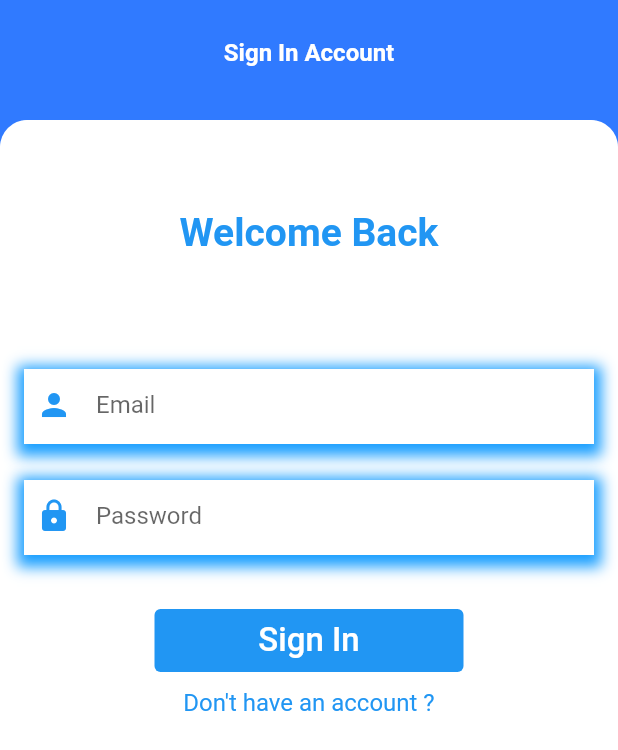
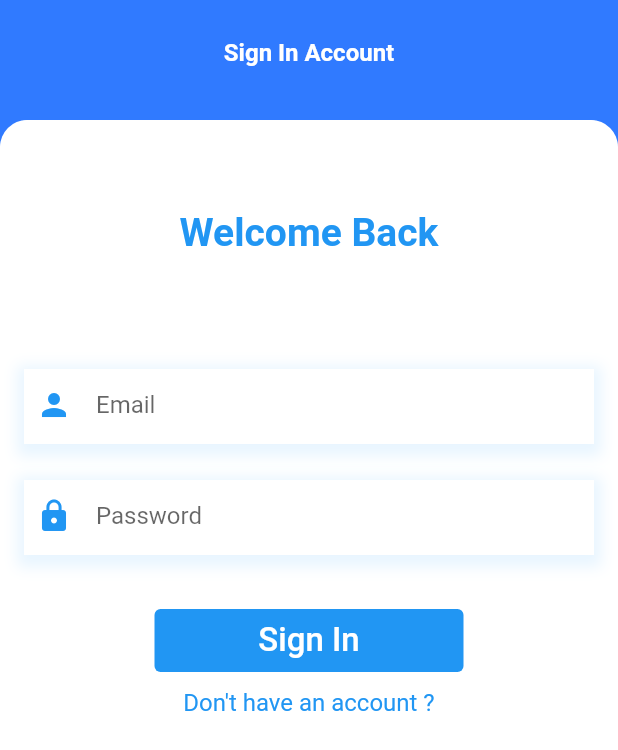
Before and after one commit to dev-amann/My-Location, a Flutter app: the SignupScreen screen opened directly, scrolled down 80 dp, after a tap on "SignUp", after a tap on "Already have an account?", on a phone screen of 412 x 824 dp. Shown: the top 750 px of the screen. Run offline on Flutter 3.47's test engine with Material 2 defaults, Android fonts, the phone set to English and light mode, and no system bars; our stand-ins replace flutter_easyloading, google_maps_flutter, image_picker, location, shared_preferences; accounts and stored records are empty; network calls fail; Roboto replaces fonts that are missing (ProductSans).

Commit message:
task done

```diff
--- a/lib/Screens/login_screen.dart
+++ b/lib/Screens/login_screen.dart
@@ -1,5 +1,6 @@
 import 'package:flutter/cupertino.dart';
 import 'package:flutter/material.dart';
+import 'package:flutter_easyloading/flutter_easyloading.dart';
 import 'package:my_location/Screens/signup_screen.dart';
 import 'package:my_location/Utils/constants.dart';
 import 'package:my_location/utils/colors.dart';
@@ -105,7 +106,7 @@ class _LoginScreenState extends State<LoginScreen> {
                           height: 50.0,
                           decoration: BoxDecoration(boxShadow: [
                             BoxShadow(
-                              color: CustomColor.primaryColor,
+                              color: CustomColor.secondaryColor,
                               spreadRadius: 5,
                               blurRadius: 7,
                               offset:
@@ -144,7 +145,7 @@ class _LoginScreenState extends State<LoginScreen> {
                           height: 50.0,
                           decoration: BoxDecoration(boxShadow: [
                             BoxShadow(
-                              color: CustomColor.primaryColor,
+                              color: CustomColor.secondaryColor,
                               spreadRadius: 5,
                               blurRadius: 7,
                               offset:
@@ -191,6 +192,8 @@ class _LoginScreenState extends State<LoginScreen> {
                                     MaterialPageRoute(
                                         builder: (BuildContext context) =>
                                             HomeScreen()));
+                              } else {
+                                EasyLoading.showError('Invalid Email/Password');
                               }
                             }
                           },
--- a/lib/Screens/signup_screen.dart
+++ b/lib/Screens/signup_screen.dart
@@ -3,6 +3,7 @@ import 'dart:io';
 import 'package:flutter/cupertino.dart';
 import 'package:flutter/gestures.dart';
 import 'package:flutter/material.dart';
+import 'package:flutter_easyloading/flutter_easyloading.dart';
 import 'package:image_picker/image_picker.dart';
 import 'package:my_location/Screens/home_screen.dart';
 import 'package:my_location/user_helper.dart';
@@ -189,7 +190,7 @@ class _SignupScreenState extends State<SignupScreen> {
                             height: 50.0,
                             decoration: BoxDecoration(boxShadow: [
                               BoxShadow(
-                                color: CustomColor.primaryColor,
+                                color: CustomColor.secondaryColor,
                                 spreadRadius: 5,
                                 blurRadius: 7,
                                 offset:
@@ -228,7 +229,7 @@ class _SignupScreenState extends State<SignupScreen> {
                             height: 50.0,
                             decoration: BoxDecoration(boxShadow: [
                               BoxShadow(
-                                color: CustomColor.primaryColor,
+                                color: CustomColor.secondaryColor,
                                 spreadRadius: 5,
                                 blurRadius: 7,
                                 offset:
@@ -267,7 +268,7 @@ class _SignupScreenState extends State<SignupScreen> {
                             height: 50.0,
                             decoration: BoxDecoration(boxShadow: [
                               BoxShadow(
-                                color: CustomColor.primaryColor,
+                                color: CustomColor.secondaryColor,
                                 spreadRadius: 5,
                                 blurRadius: 7,
                                 offset:
@@ -306,7 +307,7 @@ class _SignupScreenState extends State<SignupScreen> {
                             height: 50.0,
                             decoration: BoxDecoration(boxShadow: [
                               BoxShadow(
-                                color: CustomColor.primaryColor,
+                                color: CustomColor.secondaryColor,
                                 spreadRadius: 5,
                                 blurRadius: 7,
                                 offset:
@@ -358,6 +359,9 @@ class _SignupScreenState extends State<SignupScreen> {
                                                 HomeScreen()));
                                   });
                                 });
+                              } else {
+                                EasyLoading.showError(
+                                    'Profile Picture not added/Empty fields');
                               }
                             },
                             child: Text(
--- a/lib/Utils/colors.dart
+++ b/lib/Utils/colors.dart
@@ -2,5 +2,6 @@ import 'dart:ui';
 
 class CustomColor {
   static const Color primaryColor = Color(0xFF1A9FFF);
+  static Color secondaryColor = Color(0xFFE8F5FF);
   static Color blueColor = Color(0xFF307AFF);
 }
--- a/lib/main.dart
+++ b/lib/main.dart
@@ -1,4 +1,5 @@
 import 'package:flutter/material.dart';
+import 'package:flutter_easyloading/flutter_easyloading.dart';
 import 'package:my_location/Screens/home_screen.dart';
 import 'package:my_location/Screens/login_screen.dart';
 import 'package:my_location/user_helper.dart';
@@ -44,6 +45,7 @@ class _MyAppState extends State<MyApp> {
       theme: ThemeData(
         primarySwatch: Colors.blue,
       ),
+      builder: EasyLoading.init(),
       home: isLoggedIn ? HomeScreen() : LoginScreen(),
     );
   }
--- a/pubspec.yaml
+++ b/pubspec.yaml
@@ -14,14 +14,11 @@ dependencies:
 
   cupertino_icons: ^1.0.2
   shared_preferences: ^2.0.6
-  flutter_cache_manager: ^3.1.2
-  path_provider: ^2.0.2
   image_picker: ^0.8.1+3
   location: ^4.3.0
   google_maps_flutter: ^2.0.6
-  intl: ^0.17.0
-  geocoder: ^0.2.1
   http: ^0.13.3
+  flutter_easyloading: ^3.0.0
 
 dev_dependencies:
   flutter_test:
```
Also changed, not shown: pubspec.lock, 2 other files.
